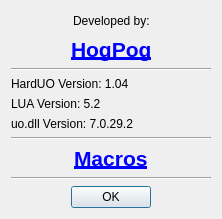
Above: HardUO/about.ui from alextrevisan/HardUO before the change. Below: the same form after it.
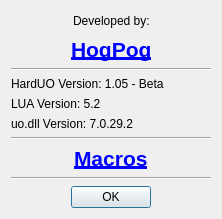
That is the form after the change. Icons and pictures are not drawn.

The edit to the form file:
```diff
--- a/HardUO/about.ui
+++ b/HardUO/about.ui
@@ -112,7 +112,7 @@
    <item>
     <widget class="QLabel" name="label_4">
      <property name="text">
-      <string>HardUO Version: 1.04</string>
+      <string>HardUO Version: 1.05 - Beta</string>
      </property>
     </widget>
    </item>
```
